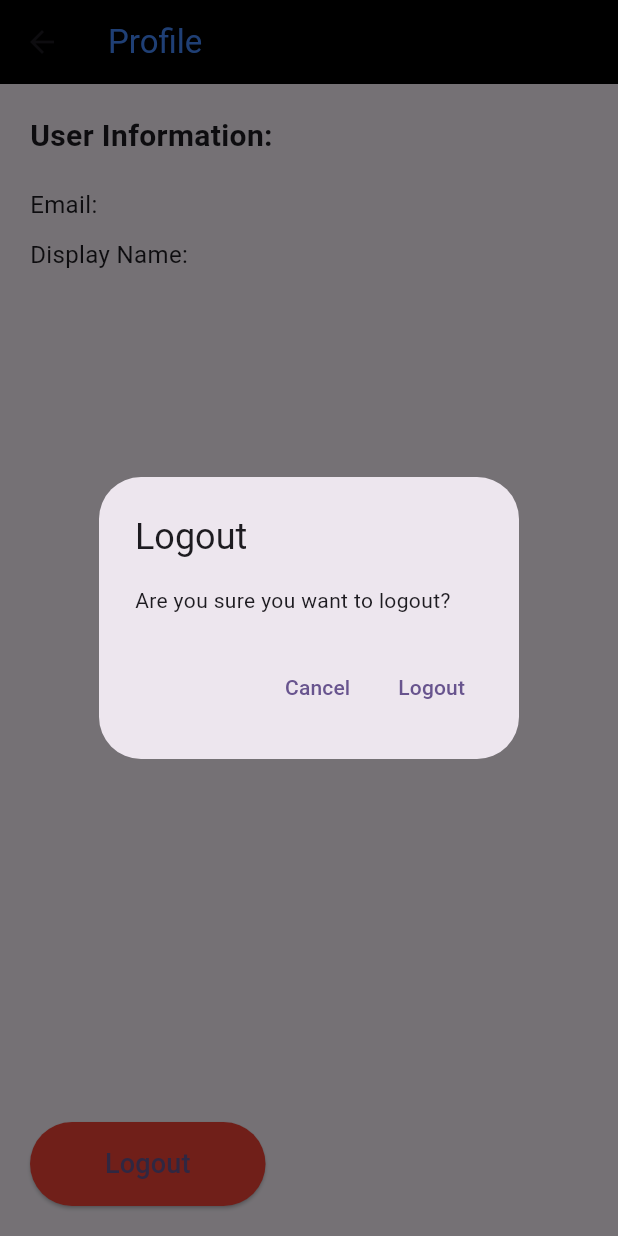
After one commit to lekkalaharsha/camapp, a Flutter app: the ProfileScreen screen opened directly, after a tap on "Logout", on a phone screen of 412 x 824 dp. The commit adds this screen. Run offline on Flutter 3.47's test engine with Material 3 defaults, Android fonts, the phone set to English and light mode, and no system bars; our stand-ins replace camera, dash_chat_2, firebase_auth, firebase_core, flutter_gemini, image_picker; accounts and stored records are empty.

Commit message:
going to add the profile

```diff
--- /dev/null
+++ b/lib/screens/profile_screen.dart
@@ -0,0 +1,78 @@
+import 'package:flutter/material.dart';
+import 'package:firebase_auth/firebase_auth.dart';
+
+class ProfileScreen extends StatelessWidget {
+  const ProfileScreen({super.key});
+
+  @override
+  Widget build(BuildContext context) {
+    // Get the current user
+    User? user = FirebaseAuth.instance.currentUser;
+
+    return Scaffold(
+      appBar: AppBar(
+        title: const Text('Profile', style: TextStyle(color: Colors.blueAccent)),
+        backgroundColor: Colors.black,
+        automaticallyImplyLeading: true,
+      ),
+      body: Padding(
+        padding: const EdgeInsets.all(20.0),
+        child: Column(
+          crossAxisAlignment: CrossAxisAlignment.start,
+          children: [
+            const Text(
+              'User Information:',
+              style: TextStyle(fontSize: 20, fontWeight: FontWeight.bold),
+            ),
+            const SizedBox(height: 20),
+            Text('Email: ${user?.email ?? 'N/A'}', style: const TextStyle(fontSize: 16)),
+            const SizedBox(height: 10),
+            Text('Display Name: ${user?.displayName ?? 'N/A'}', style: const TextStyle(fontSize: 16)),
+            const Spacer(),
+            ElevatedButton(
+              onPressed: () async {
+                // Show a confirmation dialog
+                bool confirmLogout = await showDialog(
+                  context: context,
+                  builder: (BuildContext context) {
+                    return AlertDialog(
+                      title: const Text('Logout'),
+                      content: const Text('Are you sure you want to logout?'),
+                      actions: [
+                        TextButton(
+                          child: const Text('Cancel'),
+                          onPressed: () => Navigator.of(context).pop(false),
+                        ),
+                        TextButton(
+                          child: const Text('Logout'),
+                          onPressed: () => Navigator.of(context).pop(true),
+                        ),
+                      ],
+                    );
+                  },
+                );
+
+                // If user confirms, sign out and navigate to sign-in screen
+                if (confirmLogout == true) {
+                  try {
+                    await FirebaseAuth.instance.signOut();
+                    Navigator.pushNamedAndRemoveUntil(context, '/signin', (route) => false);
+                  } catch (e) {
+                    ScaffoldMessenger.of(context).showSnackBar(
+                      SnackBar(content: Text('Error logging out: $e')),
+                    );
+                  }
+                }
+              },
+              style: ElevatedButton.styleFrom(
+                primary: Colors.red,
+                padding: const EdgeInsets.symmetric(horizontal: 50, vertical: 15),
+              ),
+              child: const Text('Logout', style: TextStyle(fontSize: 18)),
+            ),
+          ],
+        ),
+      ),
+    );
+  }
+}
```
Also changed, not shown: lib/screens/homepage.dart (+79 -5 lines).
